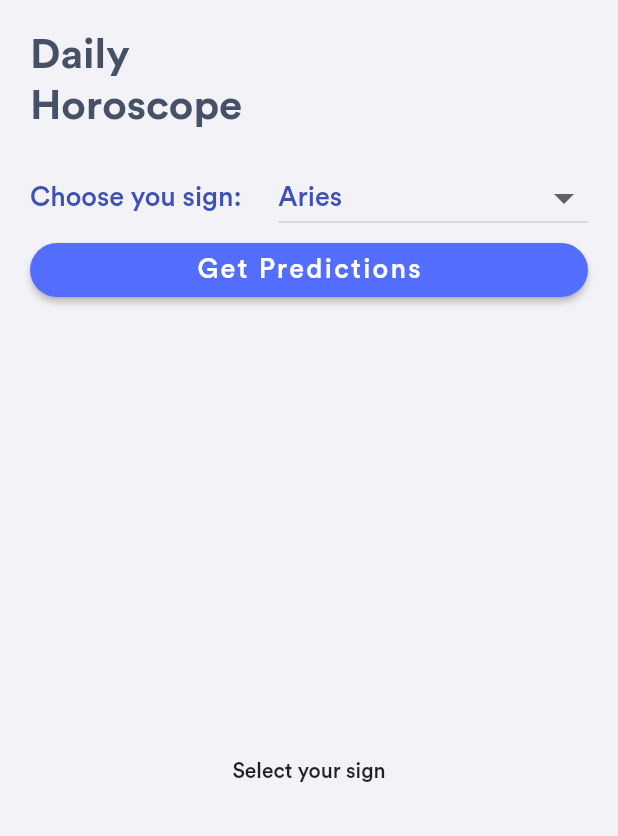
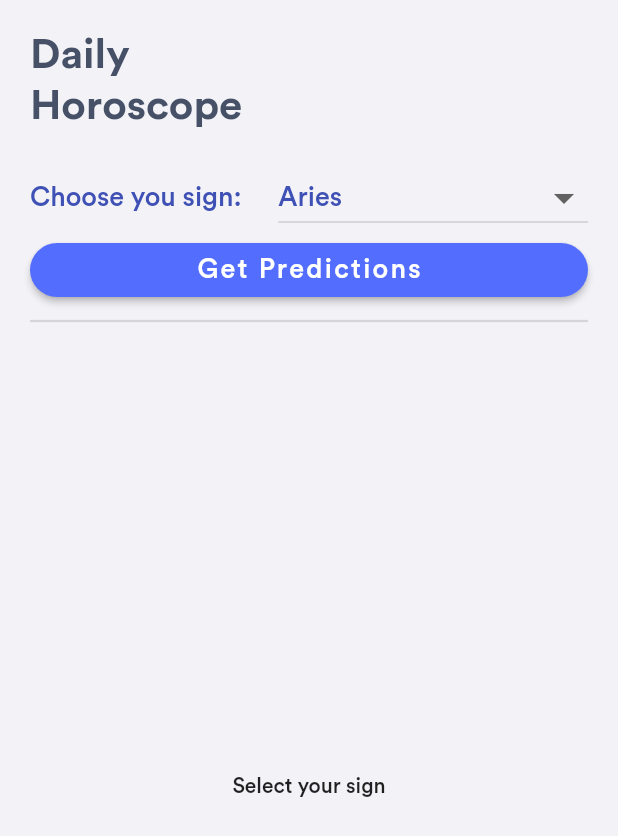
Before and after one commit to repsajanboy/dream-app-bloc, a Flutter app: the HoroscopePage screen opened directly, on a phone screen of 412 x 824 dp. Shown: the top 836 px of the screen. Run offline on Flutter 3.47's test engine with Material 2 defaults, Android fonts, the light colour scheme and no system bars; our stand-ins replace bloc, dio, email_validator, equatable, flutter_bloc, flutter_dotenv and 3 more; missing offline and left inert: flutter_verification_code; accounts and stored records are empty; statements that could not run were skipped.

Commit message:
Upsert and Horoscope screen modify

```diff
--- a/lib/presentation/horoscope/view/horoscope_page.dart
+++ b/lib/presentation/horoscope/view/horoscope_page.dart
@@ -79,6 +79,9 @@ class HoroscopePage extends StatelessWidget {
                     Expanded(
                       child: BlocBuilder<ChooseSignCubit, ChooseSignState>(
                         builder: (context, state) {
+                          if (_selectedSign.isEmpty) {
+                            _selectedSign = state.sign;
+                          }
                           return DropdownButton(
                             isExpanded: true,
                             iconSize: 32.0,
@@ -135,18 +138,21 @@ class HoroscopePage extends StatelessWidget {
                     },
                   ),
                 ),
+                const SizedBox(
+                  height: 20.0,
+                  child: Divider(thickness: 1.5),
+                ),
                 Expanded(
                   child: BlocBuilder<HoroscopeBloc, HoroscopeState>(
                     builder: (context, state) {
                       if (state is HoroscopeFetchedSuccess) {
                         return Column(
-                          mainAxisAlignment: MainAxisAlignment.center,
                           children: [
                             Text(
                               state.horoscope.description,
                               style: TextStyle(
                                 color: Colors.indigo.shade900,
-                                fontSize: 32.0,
+                                fontSize: 24.0,
                                 fontWeight: FontWeight.w300,
                                 fontStyle: FontStyle.italic,
                               ),
```
Also changed, not shown: lib/presentation/dream_upsert/view/upsert_dream_page.dart (+97 -46 lines).
